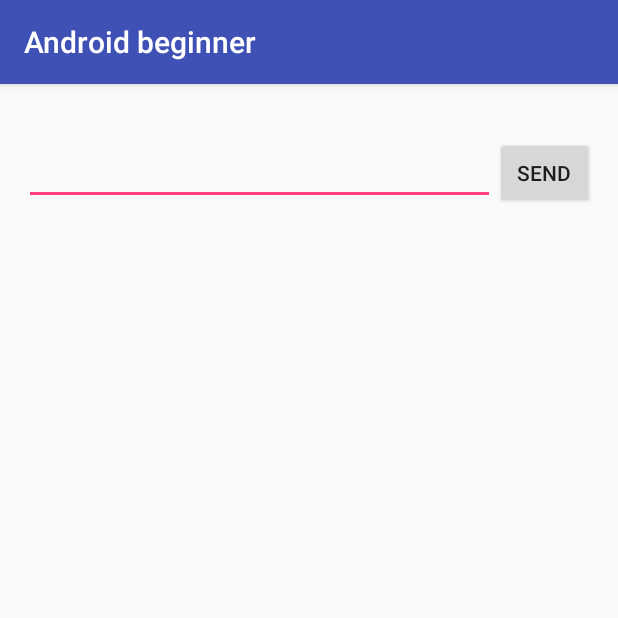
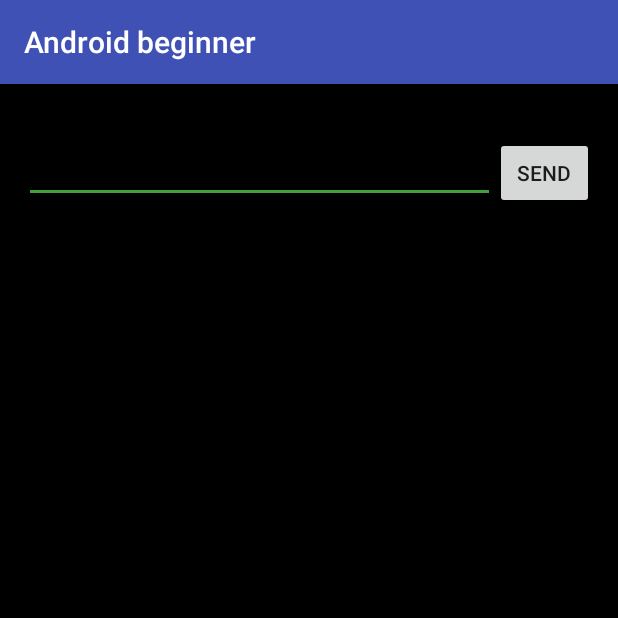
Before and after one commit to schn27/androidbeginer, an Android app: the screen it shows after launch (MainActivity), on a phone screen of 412 x 824 dp, the top half of it. Run offline under Robolectric (Android 15) with nearby library versions, the phone set to English and light mode, and no system bars.

Commit message:
black & green + monospace style

```diff
--- a/app/src/main/AndroidManifest.xml
+++ b/app/src/main/AndroidManifest.xml
@@ -13,11 +13,8 @@
 		<activity android:name="luft27.androidbeginner.MainActivity">
 			<intent-filter>
 				<action android:name="android.intent.action.MAIN" />
-                <action android:name="android.hardware.usb.action.USB_DEVICE_ATTACHED" />
 				<category android:name="android.intent.category.LAUNCHER" />
 			</intent-filter>
-            <meta-data android:name="android.hardware.usb.action.USB_DEVICE_ATTACHED"
-                android:resource="@xml/device_filter" />
 		</activity>
 	</application>
 
--- a/app/src/main/res/layout/activity_main.xml
+++ b/app/src/main/res/layout/activity_main.xml
@@ -17,9 +17,11 @@
         android:layout_height="wrap_content">
 
         <TextView
+            style="@style/CodeFont"
             android:layout_width="match_parent"
             android:layout_height="wrap_content"
-            android:id="@+id/status" />
+            android:id="@+id/status"
+            />
     </LinearLayout>
 
     <LinearLayout
@@ -29,10 +31,11 @@
         android:weightSum="1">
 
         <EditText
+            style="@style/CodeFont"
             android:layout_width="0dp"
-            android:layout_height="wrap_content"
             android:id="@+id/consoleInput"
-            android:layout_weight="1" />
+            android:layout_weight="1"
+            />
 
         <Button
             android:layout_width="66dp"
@@ -49,8 +52,7 @@
         android:fillViewport="true" >
 
         <TextView
-            android:layout_width="wrap_content"
-            android:layout_height="wrap_content"
+            style="@style/CodeFont"
             android:id="@+id/consoleOutput" />
     </ScrollView>
 
--- a/app/src/main/res/values/colors.xml
+++ b/app/src/main/res/values/colors.xml
@@ -2,5 +2,7 @@
 <resources>
     <color name="colorPrimary">#3F51B5</color>
     <color name="colorPrimaryDark">#303F9F</color>
-    <color name="colorAccent">#FF4081</color>
+    <color name="colorAccent">#40A040</color>
+    <color name="windowBackground">#000000</color>
+    <color name="textColor">#00FF00</color>
 </resources>
--- a/app/src/main/res/values/styles.xml
+++ b/app/src/main/res/values/styles.xml
@@ -6,6 +6,15 @@
         <item name="colorPrimary">@color/colorPrimary</item>
         <item name="colorPrimaryDark">@color/colorPrimaryDark</item>
         <item name="colorAccent">@color/colorAccent</item>
+        <item name="android:windowBackground">@color/windowBackground</item>
+        <item name="android:colorBackground">@color/windowBackground</item>
+    </style>
+
+    <style name="CodeFont" parent="@android:style/TextAppearance.Small">
+        <item name="android:layout_width">fill_parent</item>
+        <item name="android:layout_height">wrap_content</item>
+        <item name="android:textColor">@color/textColor</item>
+        <item name="android:typeface">monospace</item>
     </style>
 
 </resources>
```
